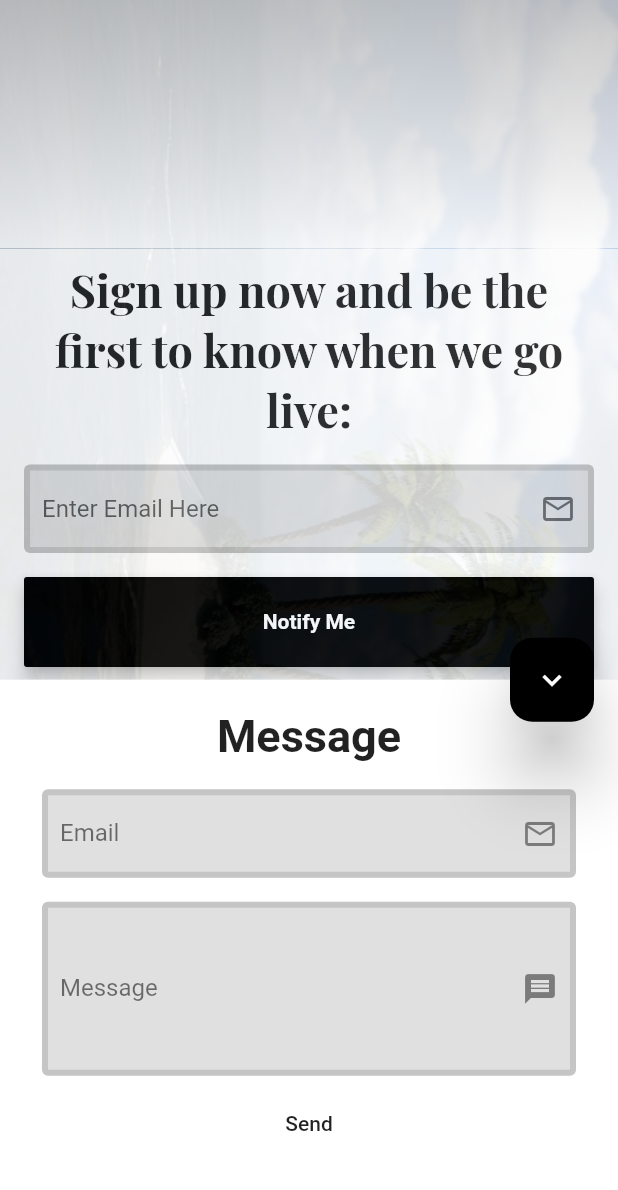
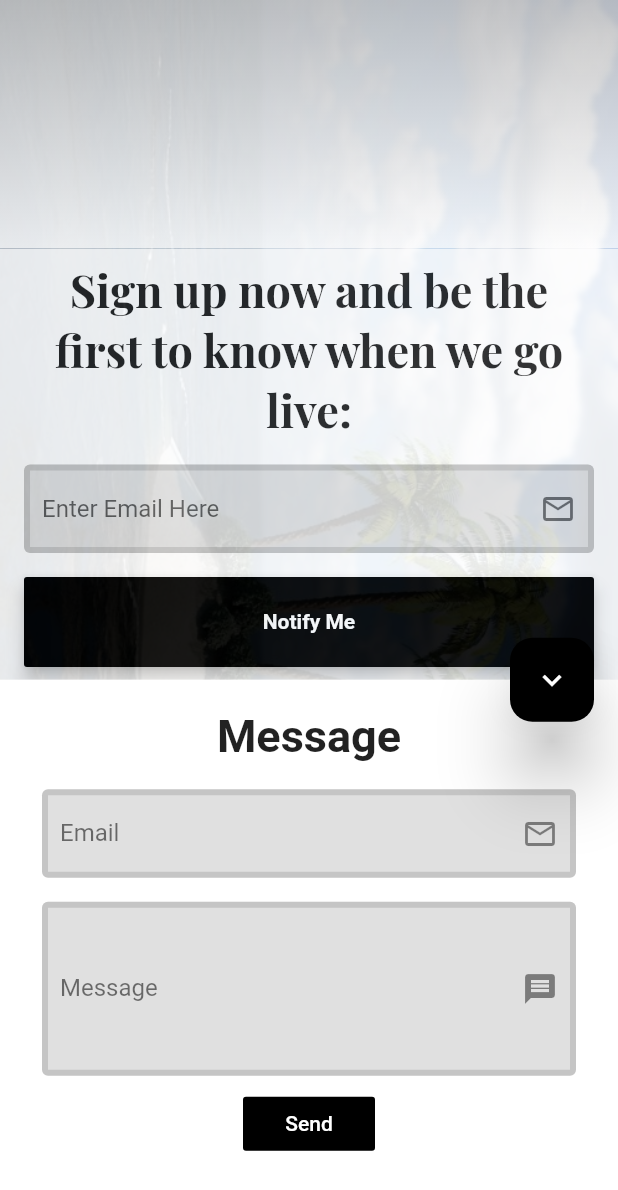
Before and after one commit to d2207-sahu/WebFlutterApp, a Flutter app: the screen it shows after launch, scrolled down 576 dp, after a tap on the "message" icon, on a phone screen of 412 x 824 dp. Shown: the top 1190 px of the screen. Run offline on Flutter 3.47's test engine with Material 2 defaults, Android fonts, the phone set to English and light mode, and no system bars; our stand-ins replace cloud_firestore, font_awesome_flutter, get_it, google_fonts; accounts and stored records are empty; Roboto replaces fonts that are missing (Baloo).

Commit message:
2nd commit

```diff
--- a/lib/Screens/Widgets/BottomSheetPage.dart
+++ b/lib/Screens/Widgets/BottomSheetPage.dart
@@ -110,6 +110,9 @@ class _BottomSheetPageState extends State<BottomSheetPage> {
                 ),
               ),
               FlatButton(
+                color: Colors.black,
+                splashColor: Colors.white,
+                textColor: Colors.white,
                 onPressed: () {},
                 child: Text('Send'),
               )
```
Also changed, not shown: 4 other files.
